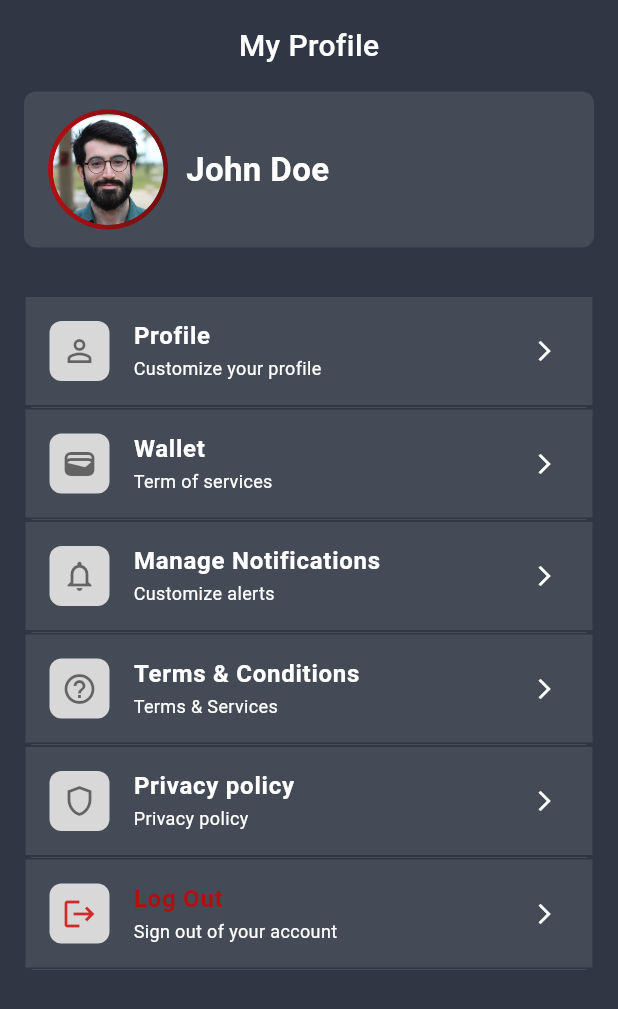
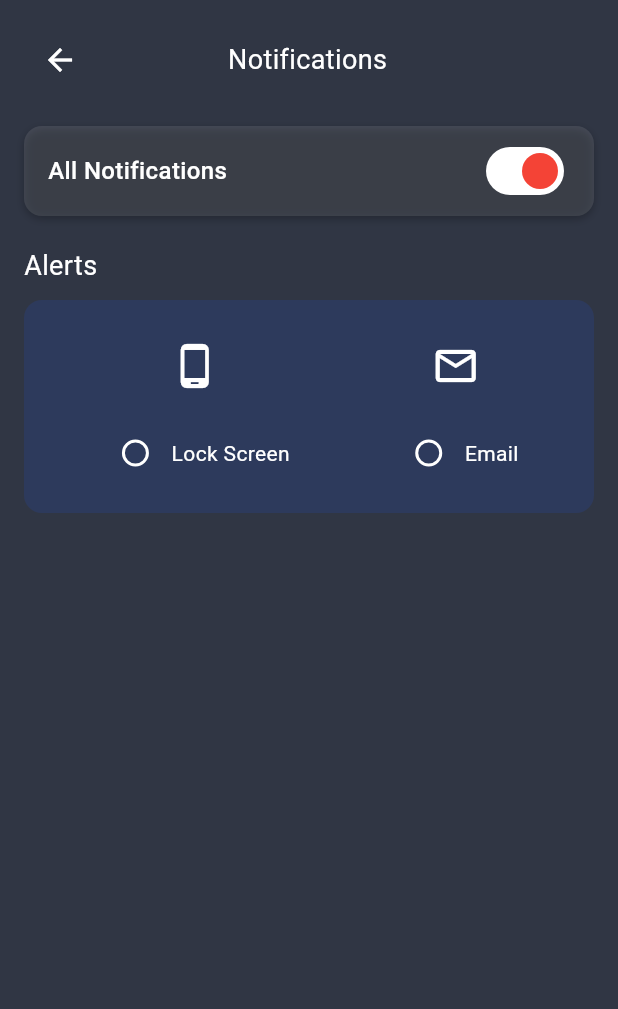
Before and after one commit to MKhalidHossain/Passanger-side-driver-and-passanger--communication-type-Ride-To-Health-, a Flutter app: the ProfileScreen screen opened directly, after a tap on "Manage Notifications", on a phone screen of 412 x 824 dp. Shown: the top 1009 px of the screen. Run offline on Flutter 3.47's test engine with Material 3 defaults, Android fonts, the phone set to English and light mode, and no system bars; our stand-ins replace file_picker, get, image_picker, pinput, shared_preferences; accounts and stored records are empty; Roboto replaces fonts that are missing (Poppins, outfit).

Commit message:
UI except map

```diff
--- a/lib/core/onboarding/presentation/screens/onboarding3.dart
+++ b/lib/core/onboarding/presentation/screens/onboarding3.dart
@@ -4,7 +4,6 @@ import 'package:rideztohealth/core/extensions/text_extensions.dart';
 import 'package:rideztohealth/feature/auth/presentation/screens/user_login_screen.dart';
 import '../../../common/button/rounded_button_with_arrow_and_progress.dart';
 import '../../../widgets/app_scaffold.dart';
-import '../../../widgets/wide_custom_button.dart';
 
 class Onboarding3 extends StatelessWidget {
   const Onboarding3({super.key});
--- a/lib/core/onboarding/presentation/screens/spashScreen.dart
+++ b/lib/core/onboarding/presentation/screens/spashScreen.dart
@@ -1,7 +1,6 @@
 import 'package:flutter/material.dart';
 import 'package:get/get.dart';
 import 'package:rideztohealth/core/widgets/app_scaffold.dart';
-import 'package:video_player/video_player.dart';
 
 class SplashScreen extends StatefulWidget {
   final Widget nextScreen;
--- a/lib/core/widgets/normal_custom_button.dart
+++ b/lib/core/widgets/normal_custom_button.dart
@@ -34,7 +34,7 @@ class NormalCustomButton extends StatelessWidget {
         child: Container(
           padding: const EdgeInsets.symmetric(horizontal: 10, vertical: 5),
           decoration: BoxDecoration(
-            borderRadius: BorderRadius.circular(15),
+            borderRadius: BorderRadius.circular(8),
             gradient: LinearGradient(
               stops: [0.0, 0.4, 9.0],
               colors: [
--- /dev/null
+++ b/lib/feature/historyAndProfile/presentation/screens/notifications_screen.dart
@@ -0,0 +1,177 @@
+import 'package:flutter/material.dart';
+import 'package:get/get.dart';
+import 'package:rideztohealth/core/extensions/text_extensions.dart';
+
+class NotificationsController extends GetxController {
+  RxBool notificationsEnabled = true.obs;
+  RxString selectedAlert = ''.obs;
+}
+
+class NotificationsScreen extends StatefulWidget {
+  @override
+  State<NotificationsScreen> createState() => _NotificationsScreenState();
+}
+
+class _NotificationsScreenState extends State<NotificationsScreen> {
+  final NotificationsController controller = Get.put(NotificationsController());
+
+  @override
+  Widget build(BuildContext context) {
+    return Scaffold(
+      body: Obx(() {
+        return SafeArea(
+          child: Padding(
+            padding: const EdgeInsets.all(16.0),
+            child: Column(
+              crossAxisAlignment: CrossAxisAlignment.start,
+              children: [
+                Row(
+                  mainAxisAlignment: MainAxisAlignment.spaceBetween,
+                  children: [
+                    BackButton(color: Colors.white),
+                    Text(
+                      'Notifications',
+                      style: TextStyle(color: Colors.white, fontSize: 18),
+                    ),
+                    SizedBox(width: 50),
+                  ],
+                ),
+                const SizedBox(height: 20),
+                _buildToggleCard(controller),
+                SizedBox(height: 20),
+                if (controller.notificationsEnabled.value)
+                  _buildAlertsSection(controller),
+              ],
+            ),
+          ),
+        );
+      }),
+    );
+  }
+
+  Widget _buildToggleCard(NotificationsController controller) {
+    return Container(
+      padding: EdgeInsets.symmetric(horizontal: 16),
+      height: 60,
+      decoration: BoxDecoration(
+        color: Colors.white10,
+        borderRadius: BorderRadius.circular(12),
+        boxShadow: [
+          BoxShadow(color: Colors.black26, blurRadius: 4, offset: Offset(0, 2)),
+        ],
+      ),
+      child: Row(
+        mainAxisAlignment: MainAxisAlignment.spaceBetween,
+        children: [
+          "All Notifications".text16White500(),
+          Obx(
+            () => CustomNotificationSwitch(
+              value: controller.notificationsEnabled.value,
+              onChanged: (value) =>
+                  controller.notificationsEnabled.value = value,
+            ),
+          ),
+        ],
+      ),
+    );
+  }
+
+  Widget _buildAlertsSection(NotificationsController controller) {
+    return Column(
+      crossAxisAlignment: CrossAxisAlignment.start,
+      children: [
+        Text('Alerts', style: TextStyle(color: Colors.white, fontSize: 18)),
+        SizedBox(height: 10),
+        Container(
+          decoration: BoxDecoration(
+            color: Color(0xFF2D3A5C),
+            borderRadius: BorderRadius.circular(12),
+          ),
+          padding: EdgeInsets.all(16),
+          child: Row(
+            mainAxisAlignment: MainAxisAlignment.spaceAround,
+            children: [
+              _buildAlertOption(
+                controller,
+                icon: Icons.phone_android,
+                label: 'Lock Screen',
+                value: 'lock',
+              ),
+              _buildAlertOption(
+                controller,
+                icon: Icons.email_outlined,
+                label: 'Email',
+                value: 'email',
+              ),
+            ],
+          ),
+        ),
+      ],
+    );
+  }
+
+  Widget _buildAlertOption(
+    NotificationsController controller, {
+    required IconData icon,
+    required String label,
+    required String value,
+  }) {
+    return GestureDetector(
+      onTap: () => controller.selectedAlert.value = value,
+      child: Obx(() {
+        final selected = controller.selectedAlert.value == value;
+        return Column(
+          children: [
+            CircleAvatar(
+              backgroundColor: selected ? Colors.blue[100] : Colors.transparent,
+              radius: 28,
+              child: Icon(
+                icon,
+                size: 32,
+                color: selected ? Colors.blue : Colors.white,
+              ),
+            ),
+            SizedBox(height: 6),
+            Row(
+              children: [
+                Radio<String>(
+                  value: value,
+                  groupValue: controller.selectedAlert.value,
+                  onChanged: (val) => controller.selectedAlert.value = val!,
+                  activeColor: Colors.white,
+                  fillColor: MaterialStateProperty.all(Colors.white),
+                ),
+                Text(label, style: TextStyle(color: Colors.white)),
+              ],
+            ),
+          ],
+        );
+      }),
+    );
+  }
+}
+
+class CustomNotificationSwitch extends StatelessWidget {
+  final bool value;
+  final ValueChanged<bool> onChanged;
+
+  const CustomNotificationSwitch({
+    super.key,
+    required this.value,
+    required this.onChanged,
+  });
+
+  @override
+  Widget build(BuildContext context) {
+    return Switch(
+      value: value,
+      onChanged: onChanged,
+      activeColor: Colors.red,
+      activeTrackColor: Colors.white,
+      inactiveThumbColor: Colors.red,
+      inactiveTrackColor: Colors.black,
+
+      materialTapTargetSize: MaterialTapTargetSize.shrinkWrap,
+    );
+  }
+}
--- a/lib/feature/historyAndProfile/presentation/screens/profile_screen.dart
+++ b/lib/feature/historyAndProfile/presentation/screens/profile_screen.dart
@@ -4,6 +4,7 @@ import 'package:rideztohealth/core/extensions/text_extensions.dart';
 import 'package:rideztohealth/feature/historyAndProfile/presentation/screens/edit_profile_screen.dart';
 
 import '../../../../core/constants/app_colors.dart';
+import 'notifications_screen.dart';
 import 'terms_and_condition.dart';
 import 'wallet_screen.dart';
 
@@ -118,7 +119,9 @@ class _ProfileScreenState extends State<ProfileScreen> {
                       Icons.notifications_outlined,
                       "Manage Notifications",
                       "Customize alerts",
-                      onTap: () {},
+                      onTap: () {
+                        Get.to(NotificationsScreen());
+                      },
                     ),
                     _divider(),
                     _buildMenuItem(
--- a/lib/feature/historyAndProfile/presentation/screens/terms_and_condition.dart
+++ b/lib/feature/historyAndProfile/presentation/screens/terms_and_condition.dart
@@ -65,11 +65,12 @@ class TermsAndCondition extends StatelessWidget {
   Widget _buildParagraph(String text) {
     return Text(
       text,
+      maxLines: 20,
       textAlign: TextAlign.justify, // 👈 Makes all lines end equally
       style: const TextStyle(
         fontSize: 16,
         fontFamily: 'Poppins',
-        color: Colors.white70,
+        color: Colors.white,
         height: 1.6, // line height
         letterSpacing: 0.2, // subtle letter spacing
       ),
@@ -89,9 +90,10 @@ class TermsAndCondition extends StatelessWidget {
             fontSize: 18,
             fontFamily: 'Poppins',
             fontWeight: FontWeight.bold,
-            color: Color(0xFF00FFB0), // Stylish light green
+            color: Colors.white, // Stylish light green
           ),
         ),
+
         const SizedBox(height: 8),
         _buildParagraph(text),
       ],
--- a/pubspec.yaml
+++ b/pubspec.yaml
@@ -48,6 +48,10 @@ dependencies:
   motion_tab_bar: ^2.0.4
   #pin_code_fields: ^8.0.0
   pinput: ^5.0.1
+  google_maps_flutter: ^2.12.3
+  location: ^8.0.1
+ # google_maps_webservice: ^0.0.20-nullsafety.5
+ # flutter_google_places: ^0.3.0
 
 
 
```
Also changed, not shown: lib/feature/historyAndProfile/presentation/screens/add_funds_screen.dart (+101 -88 lines), lib/feature/historyAndProfile/presentation/screens/wallet_screen.dart (+82 -45 lines), lib/main.dart (+7 -4 lines), pubspec.lock, 4 other files.
